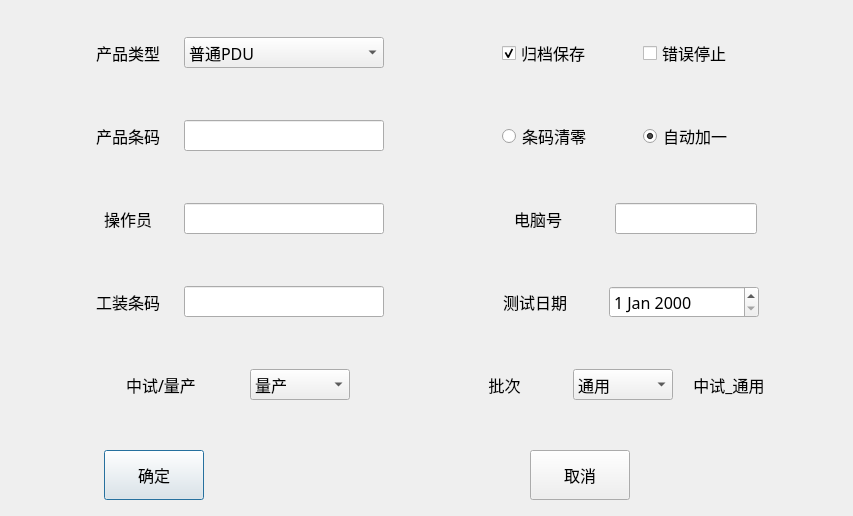
This is SafetyTest/common/testcom/testserialnumdlg.ui in ChinaClever/CleverTool as Qt 5 draws it before an edit. The edited form follows.
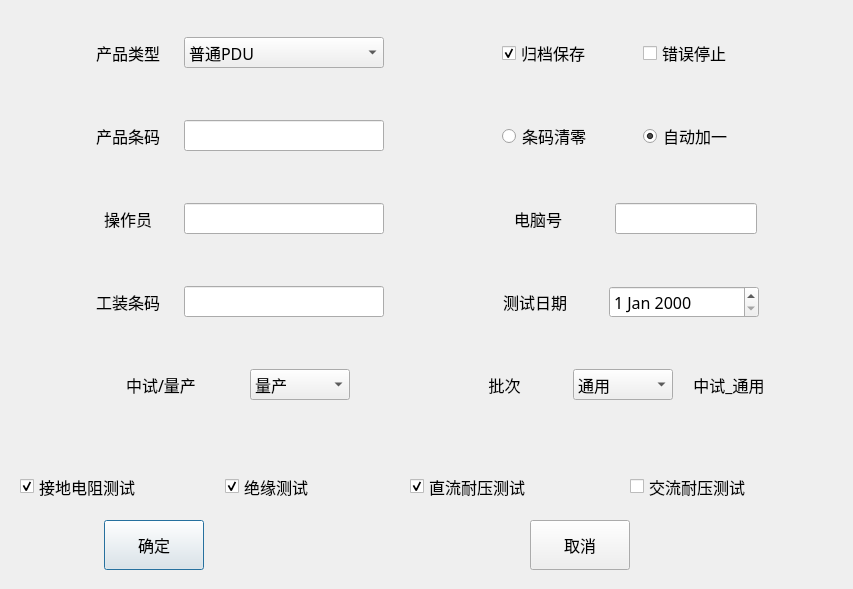
This is the edited form.

Diff of the .ui file:
```diff
--- a/SafetyTest/common/testcom/testserialnumdlg.ui
+++ b/SafetyTest/common/testcom/testserialnumdlg.ui
@@ -7,7 +7,7 @@
     <x>0</x>
     <y>0</y>
     <width>853</width>
-    <height>516</height>
+    <height>589</height>
    </rect>
   </property>
   <property name="font">
@@ -23,7 +23,7 @@
    <property name="geometry">
     <rect>
      <x>104</x>
-     <y>450</y>
+     <y>520</y>
      <width>100</width>
      <height>50</height>
     </rect>
@@ -48,7 +48,7 @@
    <property name="geometry">
     <rect>
      <x>530</x>
-     <y>450</y>
+     <y>520</y>
      <width>100</width>
      <height>50</height>
     </rect>
@@ -624,6 +624,67 @@
     </item>
    </layout>
   </widget>
+  <widget class="QCheckBox" name="gndBox">
+   <property name="geometry">
+    <rect>
+     <x>20</x>
+     <y>471</y>
+     <width>180</width>
+     <height>31</height>
+    </rect>
+   </property>
+   <property name="text">
+    <string>接地电阻测试</string>
+   </property>
+   <property name="checked">
+    <bool>true</bool>
+   </property>
+  </widget>
+  <widget class="QCheckBox" name="irBox">
+   <property name="geometry">
+    <rect>
+     <x>225</x>
+     <y>471</y>
+     <width>180</width>
+     <height>31</height>
+    </rect>
+   </property>
+   <property name="text">
+    <string>绝缘测试</string>
+   </property>
+   <property name="checked">
+    <bool>true</bool>
+   </property>
+  </widget>
+  <widget class="QCheckBox" name="dcwBox">
+   <property name="geometry">
+    <rect>
+     <x>410</x>
+     <y>471</y>
+     <width>180</width>
+     <height>31</height>
+    </rect>
+   </property>
+   <property name="text">
+    <string>直流耐压测试</string>
+   </property>
+   <property name="checked">
+    <bool>true</bool>
+   </property>
+  </widget>
+  <widget class="QCheckBox" name="acwBox">
+   <property name="geometry">
+    <rect>
+     <x>630</x>
+     <y>471</y>
+     <width>180</width>
+     <height>31</height>
+    </rect>
+   </property>
+   <property name="text">
+    <string>交流耐压测试</string>
+   </property>
+  </widget>
  </widget>
  <resources/>
  <connections/>
```
